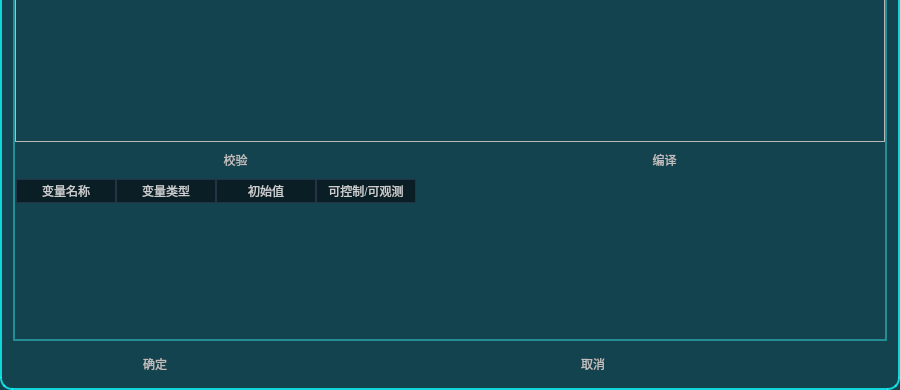
Before: the Qt Designer form dialogUnitAttr.ui in lushisongicloud/T-Designer, drawn with Qt 5; both pictures show x 0 to 900 and y 330 to 720 of the 900 by 720 pixel window.
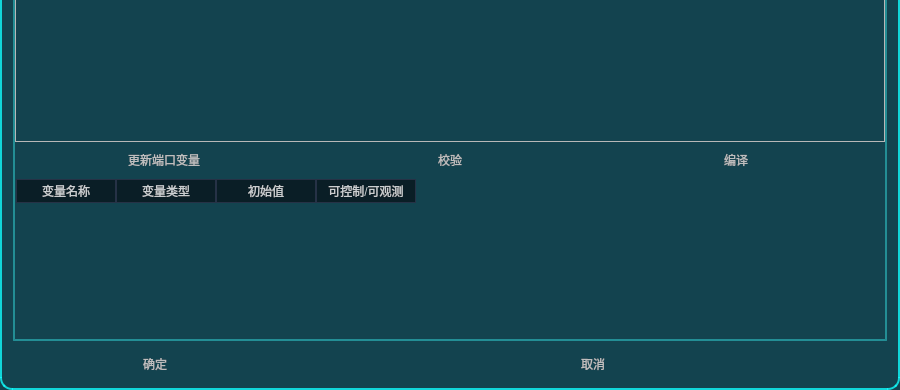
After: the same form once the commit is applied. Icons and pictures are not drawn. Custom widgets are drawn as their Qt base class.

The edit to the form file:
```diff
--- a/dialogUnitAttr.ui
+++ b/dialogUnitAttr.ui
@@ -1149,6 +1149,13 @@
             </sizepolicy>
            </property>
            <layout class="QHBoxLayout" name="horizontalLayout_2">
+            <item>
+             <widget class="QPushButton" name="BtnUpdatePortVars">
+              <property name="text">
+               <string>更新端口变量</string>
+              </property>
+             </widget>
+            </item>
             <item>
              <widget class="QPushButton" name="BtnValidateTModel">
               <property name="text">
```
Left out of the diff: 4 changed lines with no effect on the pictures.
